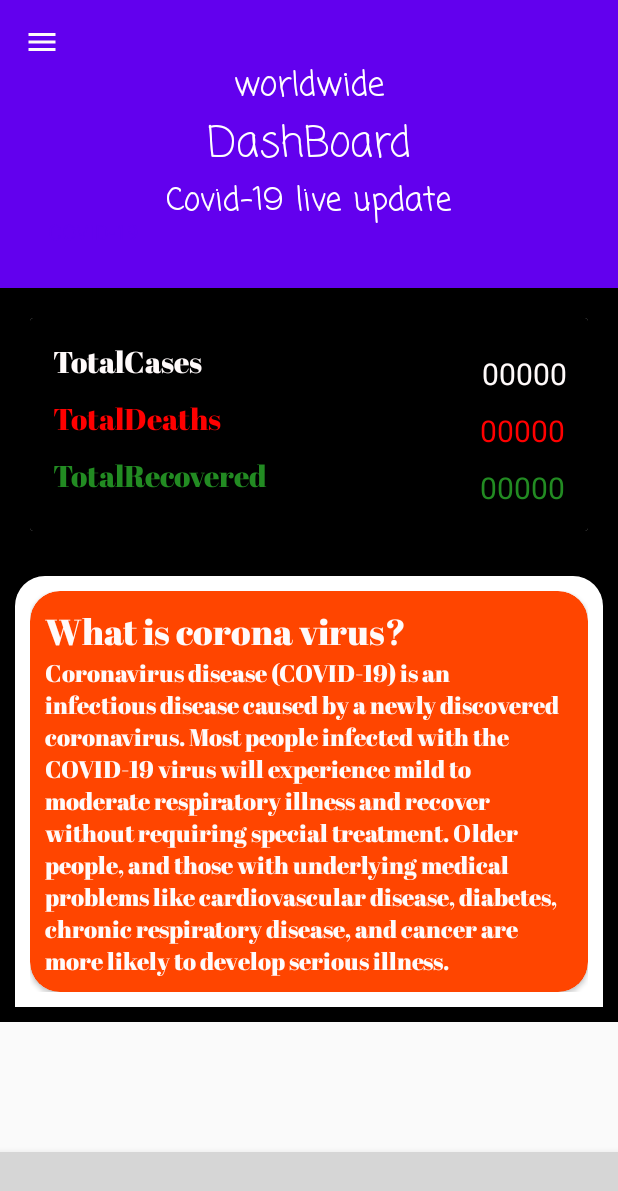
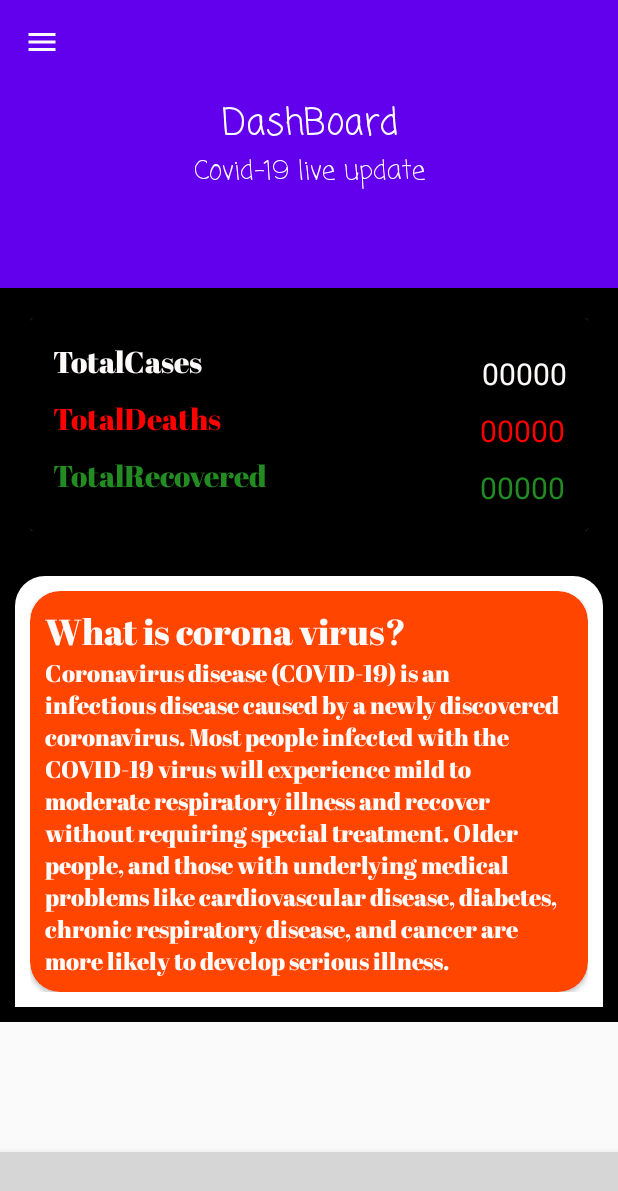
Before and after one commit to AyusPokhriyal-18/COVID-19-Tracker, an Android app: the screen it shows after launch (MainActivity), on a phone screen of 412 x 824 dp. Shown: the top 1191 px of the screen. Run offline under Robolectric (Android 15) with nearby library versions, the phone set to English and light mode, and no system bars; our stand-ins replace Volley; network calls fail; Roboto replaces fonts that are not available here; grey boxes are pictures that could not be loaded.

Commit message:
just one

```diff
--- a/app/src/main/AndroidManifest.xml
+++ b/app/src/main/AndroidManifest.xml
@@ -3,7 +3,7 @@
     package="com.example.covid_19tracker">
 
     <uses-permission android:name="android.permission.INTERNET" />
-<uses-permission android:name="android.permission.INTERNET"></uses-permission>
+
     <application
         android:allowBackup="true"
         android:icon="@mipmap/ic_launcher"
--- a/app/src/main/java/com/example/covid_19tracker/Fragment/HomeFrag.java
+++ b/app/src/main/java/com/example/covid_19tracker/Fragment/HomeFrag.java
@@ -52,7 +52,7 @@ public class HomeFrag extends Fragment {
             @Override
             public void onResponse(String response) {
                 try {
-                 JSONObject jsonObject=new JSONObject(response);
+                 JSONObject jsonObject=new JSONObject(response).getJSONObject("world_total");
                     totalCase.setText(jsonObject.getString("total_cases"));
                     totalDeath.setText(jsonObject.getString("total_deaths"));
                     totalRecov.setText( jsonObject.getString("total_recovered"));
--- a/app/src/main/java/com/example/covid_19tracker/MainActivity.java
+++ b/app/src/main/java/com/example/covid_19tracker/MainActivity.java
@@ -100,7 +100,7 @@ bottomSetup();
 
 
     private void ViewInit() {
-    t1=findViewById(R.id.t1);
+
         t2=findViewById(R.id.t2);
         t3=findViewById(R.id.t3);
         toolbar= findViewById(R.id.toolbar);
--- a/app/src/main/res/layout/activitymain2.xml
+++ b/app/src/main/res/layout/activitymain2.xml
@@ -30,21 +30,13 @@ android:id="@+id/colLayout"
                 android:layout_height="wrap_content"
                 android:orientation="vertical"
                android:layout_gravity="center" >
-                <TextView
-                    android:layout_width="match_parent"
-                    android:layout_height="wrap_content"
-                    android:text="worldwide"
-                   android:id="@+id/t1"
-                    android:fontFamily="casual"
-                    android:textSize="22sp"
-                    android:textAlignment="center"
-                    android:textColor="#ffff"></TextView>
+
                 <TextView
                     android:layout_width="match_parent"
                     android:layout_height="wrap_content"
                     android:text="DashBoard"
                     android:fontFamily="casual"
-                    android:textSize="28sp"
+                    android:textSize="24sp"
                     android:textAlignment="center"
                     android:textColor="#ffff"
                     android:id="@+id/t2"></TextView>
@@ -53,7 +45,7 @@ android:id="@+id/colLayout"
                     android:layout_height="wrap_content"
                     android:text="Covid-19 live update"
                     android:fontFamily="casual"
-                    android:textSize="21sp"
+                    android:textSize="17sp"
                     android:textAlignment="center"
                     android:textColor="#ffff"
                     android:id="@+id/t3"></TextView>
```
